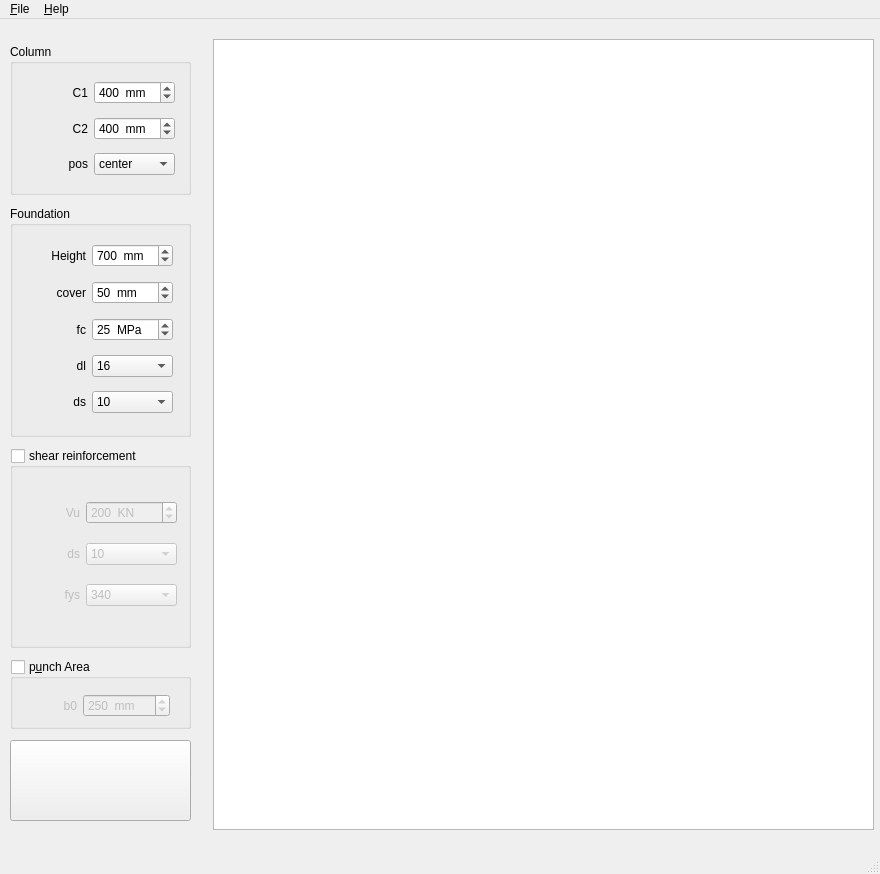
Before: the Qt Designer form applications/punch/mainwindow.ui in ebrahimraeyat/civilTools, drawn with Qt 5.
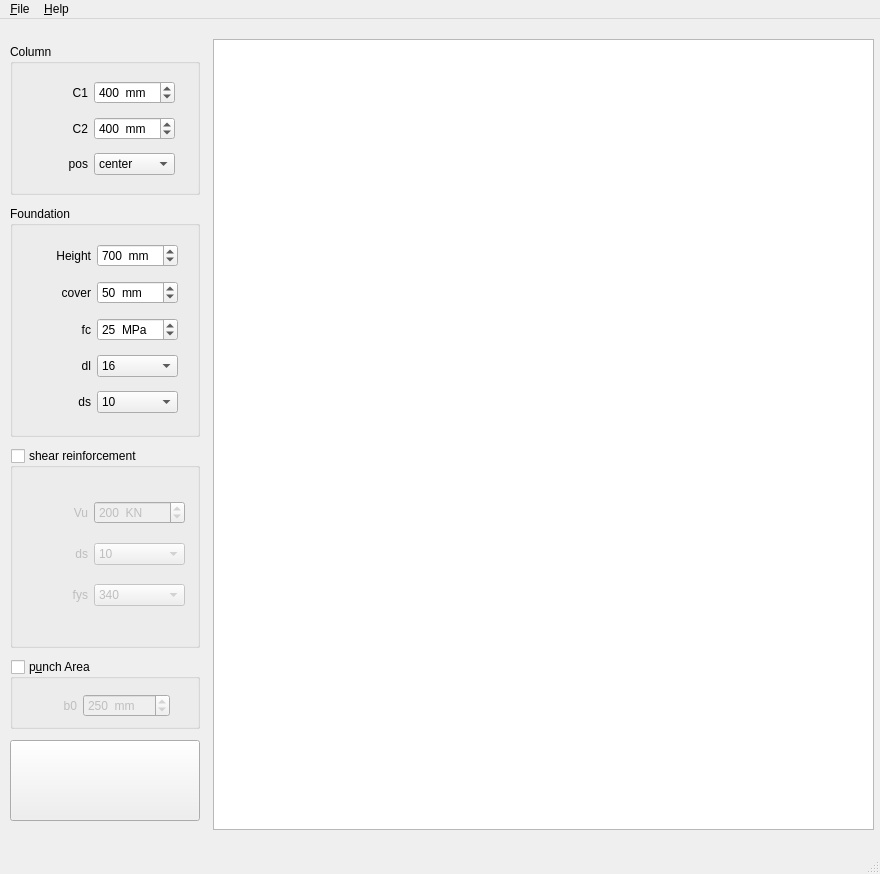
After: the same form once the commit is applied. Icons and pictures are not drawn.

Patch:
```diff
--- a/applications/punch/mainwindow.ui
+++ b/applications/punch/mainwindow.ui
@@ -39,7 +39,7 @@
      <rect>
       <x>10</x>
       <y>20</y>
-      <width>181</width>
+      <width>190</width>
       <height>791</height>
      </rect>
     </property>
@@ -199,7 +199,7 @@
          <rect>
           <x>16</x>
           <y>30</y>
-          <width>147</width>
+          <width>152</width>
           <height>186</height>
          </rect>
         </property>
@@ -486,7 +486,7 @@
          <rect>
           <x>20</x>
           <y>40</y>
-          <width>147</width>
+          <width>155</width>
           <height>134</height>
          </rect>
         </property>
```
Left out of the diff: 6 changed lines with no effect on the pictures.
